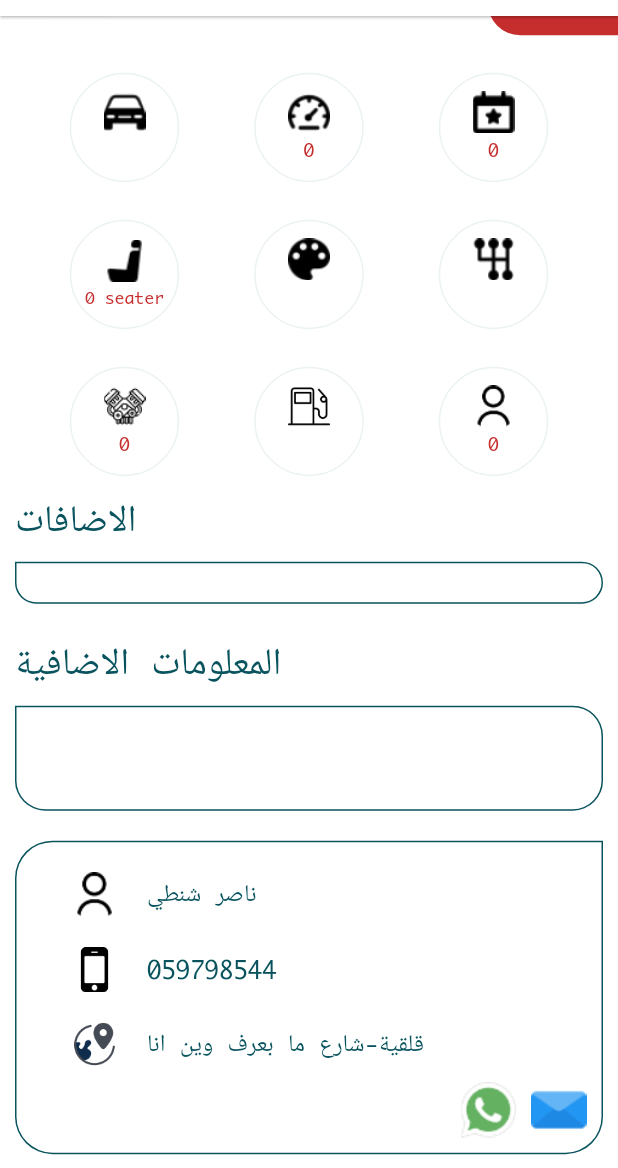
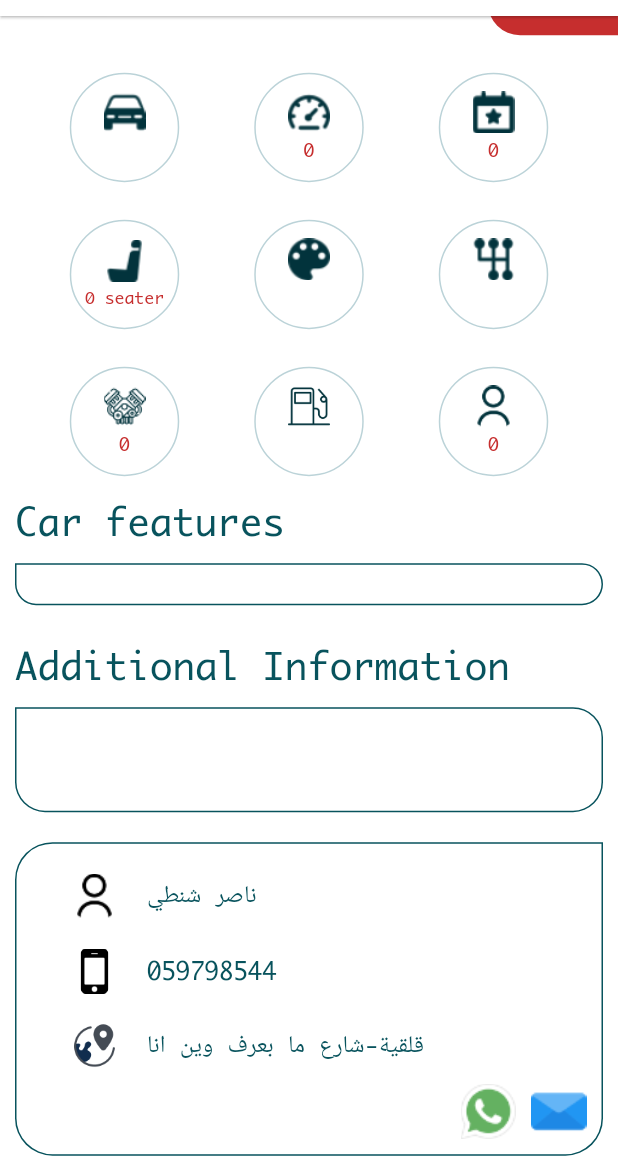
Before and after one commit to akramAssi/souqy, a Flutter app: the MoreInfoPage screen opened directly with empty values, scrolled down 280 dp, on a phone screen of 412 x 824 dp, the part 68-1236 px from its top. Run offline on Flutter 3.47's test engine with Material 2 defaults, Android fonts, the phone set to English and light mode, and no system bars; drawn by our look-alikes of auto_size_text; our stand-ins replace carousel_slider, cloud_firestore, firebase_auth, firebase_core, firebase_storage, flutter_colorpicker and 5 more; missing offline and left inert: flutter_login_facebook, wc_form_validators; accounts and stored records are empty; network calls fail.

Commit message:
change color and text from arabic to english

```diff
--- a/lib/moreInfoPage/moreInfoPage.dart
+++ b/lib/moreInfoPage/moreInfoPage.dart
@@ -6,6 +6,7 @@ import 'package:souqy/model/card_info.dart';
 import 'package:souqy/moreInfoPage/row_main_info.dart';
 import 'package:souqy/moreInfoPage/souqy_imge_slider.dart';
 import 'package:souqy/res/color.dart';
+import 'package:souqy/res/string.dart';
 import 'package:souqy/widget/souqy_app_bar.dart';
 
 class MoreInfoPage extends StatelessWidget {
@@ -99,7 +100,7 @@ class MoreInfoPage extends StatelessWidget {
                   left: 10,
                 ),
                 child: Text(
-                  "الاضافات",
+                  Strings.carFeatures,
                   style: TextStyle(
                     color: primeCOLOR,
                     fontSize: 25,
@@ -134,7 +135,7 @@ class MoreInfoPage extends StatelessWidget {
                 left: 10,
               ),
               child: Text(
-                "المعلومات الاضافية",
+                Strings.additionalInformation,
                 style: TextStyle(
                   color: primeCOLOR,
                   fontSize: 25,
@@ -272,7 +273,7 @@ class Circleinfocard extends StatelessWidget {
       decoration: BoxDecoration(
         borderRadius: BorderRadius.circular(50),
         border: Border.all(
-          color: borderColor,
+          color: borderTextfieldColor,
         ),
       ),
       child: Column(
@@ -282,6 +283,7 @@ class Circleinfocard extends StatelessWidget {
             "images/$icon",
             width: 28,
             height: 28,
+            color: fontColor,
           ),
           SizedBox(
             height: 3,
```
